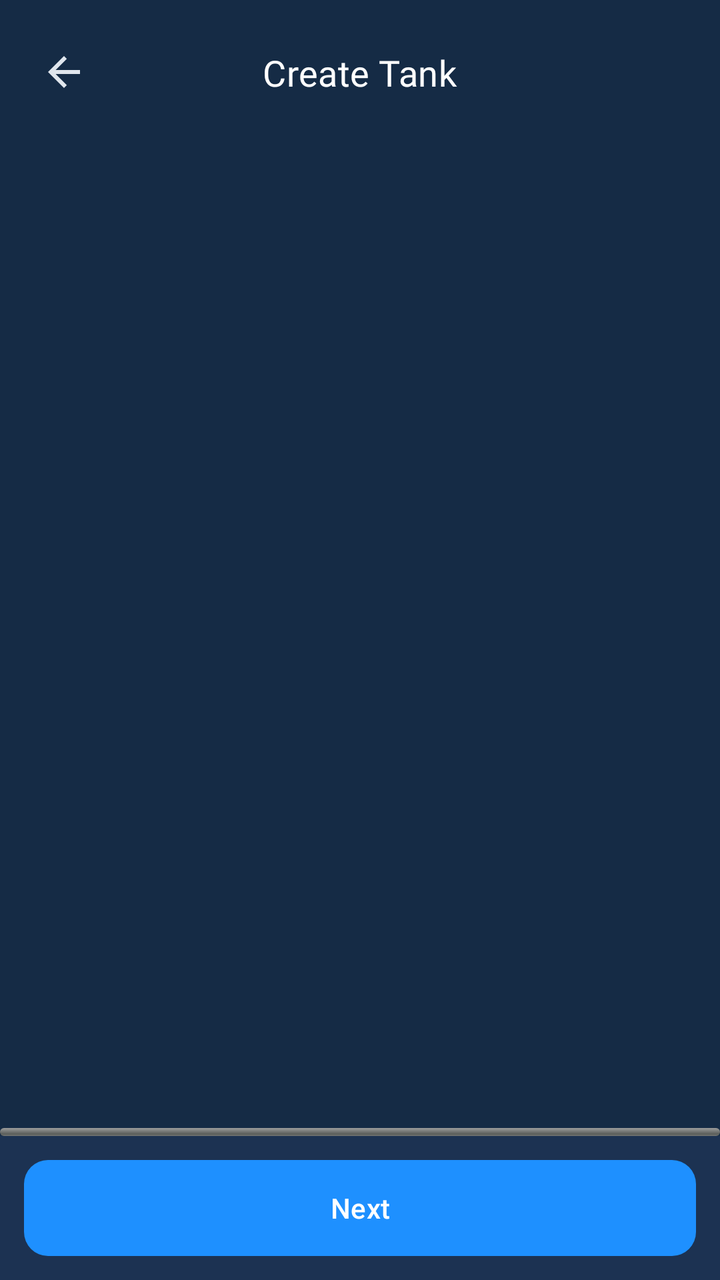
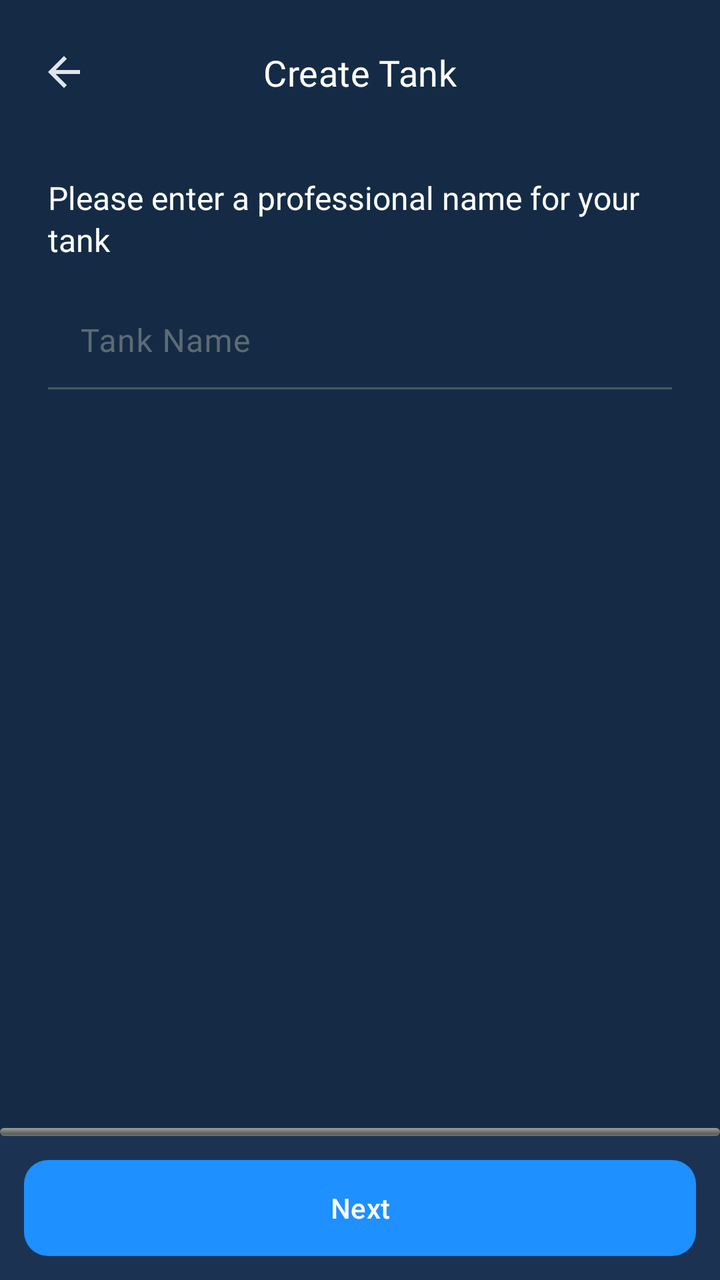

An Android layout rendered at two revisions. The XML below is the earlier revision; the diff shows what the commit changed to produce the second picture.
<!-- AndroidManifest.xml: application theme AppTheme -->
<!-- res/layout/fragment_create_tank.xml -->
<?xml version="1.0" encoding="utf-8"?>
<androidx.constraintlayout.widget.ConstraintLayout 
    xmlns:android="http://schemas.android.com/apk/res/android"
    xmlns:app="http://schemas.android.com/apk/res-auto"
    android:layout_width="match_parent"
    android:layout_height="match_parent"
    android:background="@color/background_color">

    
    <androidx.constraintlayout.widget.ConstraintLayout
        android:id="@+id/headerContainer"
        android:layout_width="match_parent"
        android:layout_height="wrap_content"
        android:paddingHorizontal="16dp"
        android:paddingTop="20dp"
        android:paddingBottom="12dp"
        android:background="@color/background_color"
        app:layout_constraintTop_toTopOf="parent">

        <ImageView
            android:id="@+id/btnBack"
            android:layout_width="32dp"
            android:layout_height="32dp"
            android:src="@drawable/ic_back"
            android:scaleType="center"
            app:tint="?attr/colorOnSurface"
            android:clickable="true"
            android:focusable="true"
            android:contentDescription="Back"
            app:layout_constraintBottom_toBottomOf="parent"
            app:layout_constraintStart_toStartOf="parent"
            app:layout_constraintTop_toTopOf="parent" />

        <TextView
            android:id="@+id/tvTitle"
            style="@style/TextAppearance.Aqua.StepTitle"
            android:layout_width="wrap_content"
            android:layout_height="wrap_content"
            android:text="Create Tank"
            android:importantForAccessibility="yes"
            app:layout_constraintTop_toTopOf="parent"
            app:layout_constraintBottom_toBottomOf="parent"
            app:layout_constraintStart_toStartOf="parent"
            app:layout_constraintEnd_toEndOf="parent" />
    </androidx.constraintlayout.widget.ConstraintLayout>

    
    <androidx.constraintlayout.widget.ConstraintLayout
        android:id="@+id/stepContainer"
        android:layout_width="0dp"
        android:layout_height="0dp"
        app:layout_constraintTop_toBottomOf="@id/headerContainer"
        app:layout_constraintBottom_toTopOf="@+id/bottomContainer"
        app:layout_constraintStart_toStartOf="parent"
        app:layout_constraintEnd_toEndOf="parent">

        
        <androidx.constraintlayout.widget.ConstraintLayout
            android:id="@+id/step1Layout"
            android:layout_width="0dp"
            android:layout_height="0dp"
            android:visibility="visible"
            app:layout_constraintTop_toTopOf="parent"
            app:layout_constraintBottom_toBottomOf="parent"
            app:layout_constraintStart_toStartOf="parent"
            app:layout_constraintEnd_toEndOf="parent"/>

        
        <androidx.constraintlayout.widget.ConstraintLayout
            android:id="@+id/step2Layout"
            android:layout_width="0dp"
            android:layout_height="0dp"
            android:visibility="gone"
            app:layout_constraintTop_toTopOf="parent"
            app:layout_constraintBottom_toBottomOf="parent"
            app:layout_constraintStart_toStartOf="parent"
            app:layout_constraintEnd_toEndOf="parent"/>

        
        <androidx.constraintlayout.widget.ConstraintLayout
            android:id="@+id/step3Layout"
            android:layout_width="0dp"
            android:layout_height="0dp"
            android:visibility="gone"
            app:layout_constraintTop_toTopOf="parent"
            app:layout_constraintBottom_toBottomOf="parent"
            app:layout_constraintStart_toStartOf="parent"
            app:layout_constraintEnd_toEndOf="parent"/>

        
        <androidx.constraintlayout.widget.ConstraintLayout
            android:id="@+id/step4Layout"
            android:layout_width="0dp"
            android:layout_height="0dp"
            android:visibility="gone"
            app:layout_constraintTop_toTopOf="parent"
            app:layout_constraintBottom_toBottomOf="parent"
            app:layout_constraintStart_toStartOf="parent"
            app:layout_constraintEnd_toEndOf="parent"/>

        
        <androidx.constraintlayout.widget.ConstraintLayout
            android:id="@+id/step5Layout"
            android:layout_width="0dp"
            android:layout_height="0dp"
            android:visibility="gone"
            app:layout_constraintTop_toTopOf="parent"
            app:layout_constraintBottom_toBottomOf="parent"
            app:layout_constraintStart_toStartOf="parent"
            app:layout_constraintEnd_toEndOf="parent"/>
    </androidx.constraintlayout.widget.ConstraintLayout>

<ProgressBar
    android:id="@+id/progressBar"
    style="@android:style/Widget.ProgressBar.Horizontal"
    android:layout_width="0dp"
    android:layout_height="4dp"
    android:progress="0"
    android:max="100"
    android:progressTint="#1FAA59"
    android:indeterminate="false"
    app:layout_constraintStart_toStartOf="parent"
    app:layout_constraintEnd_toEndOf="parent"
    app:layout_constraintBottom_toTopOf="@id/bottomContainer"
    android:layout_marginBottom="0dp" />


<LinearLayout
    android:id="@+id/bottomContainer"
    android:layout_width="0dp"
    android:layout_height="wrap_content"
    android:orientation="vertical"
    android:background="#1C3252"
    android:padding="12dp"
    app:layout_constraintBottom_toBottomOf="parent"
    app:layout_constraintStart_toStartOf="parent"
    app:layout_constraintEnd_toEndOf="parent">

    <com.google.android.material.button.MaterialButton
        android:id="@+id/btnNext"
        style="@style/Widget.Aqua.PrimaryButton"
        android:layout_width="match_parent"
        android:layout_height="48dp"
        android:text="Next"/>
</LinearLayout>
</androidx.constraintlayout.widget.ConstraintLayout>
<!-- resources referenced by this layout -->
<resources>
  <color name="background_color">#152B45</color>
  <!-- drawable ic_back (drawable) -->
  <?xml version="1.0" encoding="utf-8"?>
  <vector xmlns:android="http://schemas.android.com/apk/res/android"
      android:width="24dp"
      android:height="24dp"
      android:viewportWidth="24"
      android:viewportHeight="24">
  
      <path
          android:fillColor="@android:color/white"
          android:pathData="M20,11H7.83L13.42,5.41L12,4l-8,8 8,8 1.41,-1.41L7.83,13H20v-2z" />
  </vector>
  <style name="TextAppearance.Aqua.StepTitle" parent="TextAppearance.Material3.TitleMedium">
      <item name="fontFamily">@font/inter_regular</item>
      <item name="android:fontFamily">@font/inter_regular</item>
      <item name="android:textColor">@android:color/white</item>
      <item name="android:textSize">18sp</item>
  </style>
  <style name="Widget.Aqua.PrimaryButton" parent="Widget.Material3.Button">
      <item name="android:textColor">@android:color/white</item>
      <item name="cornerRadius">12dp</item>
      <item name="android:insetTop">0dp</item>
      <item name="android:insetBottom">0dp</item>
      <item name="android:paddingTop">12dp</item>
      <item name="android:paddingBottom">12dp</item>
      <item name="backgroundTint">@color/aqua_button_blue</item>
  </style>
  <style name="AppTheme" parent="Theme.Material3.DayNight.NoActionBar">
  
          
          <item name="colorPrimary">@color/md_theme_light_primary</item>
          <item name="colorOnPrimary">@color/md_theme_light_onPrimary</item>
          <item name="colorSecondary">@color/md_theme_light_secondary</item>
          <item name="colorOnSecondary">@color/md_theme_light_onSecondary</item>
  
          
          <item name="android:colorBackground">@color/md_theme_light_background</item>
          <item name="colorSurface">@color/md_theme_light_surface</item>
          <item name="colorOnSurface">@color/md_theme_light_onSurface</item>
  
          
          <item name="colorSurfaceVariant">@color/md_theme_light_surfaceVariant</item>
          <item name="colorOnSurfaceVariant">@color/md_theme_light_onSurfaceVariant</item>
          <item name="colorOutline">@color/md_theme_light_outline</item>
          <item name="colorOutlineVariant">@color/md_theme_light_outlineVariant</item>
          <item name="colorError">@color/md_theme_light_error</item>
          <item name="colorOnError">@color/md_theme_light_onError</item>
  
          
          <item name="android:statusBarColor">@android:color/transparent</item>
          <item name="android:navigationBarColor">@android:color/black</item>
  
          
          <item name="android:windowLightStatusBar">true</item>
          <item name="android:windowLightNavigationBar">true</item>
  
          
          <item name="windowActionBar">false</item>
          <item name="android:windowNoTitle">true</item>
      </style>
  <color name="aqua_button_blue">#1E90FF</color>
  <color name="md_theme_light_primary">#2196F3</color>
  <color name="md_theme_light_onPrimary">#FFFFFF</color>
  <color name="md_theme_light_secondary">#4A6363</color>
  <color name="md_theme_light_onSecondary">#FFFFFF</color>
  <color name="md_theme_light_background">#152B45</color>
  <color name="md_theme_light_surface">#152B45</color>
  <color name="md_theme_light_onSurface">#E0E6ED</color>
  <color name="md_theme_light_surfaceVariant">#233042</color>
  <color name="md_theme_light_onSurfaceVariant">#5C6B75</color>
  <color name="md_theme_light_outline">#455A64</color>
  <color name="md_theme_light_outlineVariant">#37474F</color>
  <color name="md_theme_light_error">#D32F2F</color>
  <color name="md_theme_light_onError">#FFFFFF</color>
</resources>

<!-- the commit's change to res/layout/fragment_create_tank.xml (unified diff, before → after) -->
@@ -55,15 +55,58 @@
         app:layout_constraintEnd_toEndOf="parent">
 
         
-        <androidx.constraintlayout.widget.ConstraintLayout
-            android:id="@+id/step1Layout"
-            android:layout_width="0dp"
-            android:layout_height="0dp"
-            android:visibility="visible"
-            app:layout_constraintTop_toTopOf="parent"
-            app:layout_constraintBottom_toBottomOf="parent"
-            app:layout_constraintStart_toStartOf="parent"
-            app:layout_constraintEnd_toEndOf="parent"/>
+<androidx.constraintlayout.widget.ConstraintLayout
+    android:id="@+id/step1Layout"
+    android:layout_width="0dp"
+    android:layout_height="0dp"
+    android:visibility="visible"
+    app:layout_constraintTop_toTopOf="parent"
+    app:layout_constraintBottom_toBottomOf="parent"
+    app:layout_constraintStart_toStartOf="parent"
+    app:layout_constraintEnd_toEndOf="parent"
+    android:padding="24dp">
+
+    
+    <TextView
+        android:id="@+id/tvStep1Title"
+        android:layout_width="0dp"
+        android:layout_height="wrap_content"
+        android:text="Please enter a professional name for your tank"
+        android:textColor="@android:color/white"
+        android:textSize="16sp"
+        android:lineSpacingExtra="2dp"
+        android:fontFamily="@font/inter_regular"
+        app:layout_constraintTop_toTopOf="parent"
+        app:layout_constraintStart_toStartOf="parent"
+        app:layout_constraintEnd_toEndOf="parent" />
+
+    
+    <com.google.android.material.textfield.TextInputLayout
+        android:id="@+id/tankNameInputLayout"
+        android:layout_width="0dp"
+        android:layout_height="wrap_content"
+        android:layout_marginTop="16dp"
+        android:hint="Tank Name"
+        app:boxBackgroundMode="filled"
+        app:boxCornerRadiusTopStart="8dp"
+        app:boxCornerRadiusTopEnd="8dp"
+        app:boxCornerRadiusBottomStart="8dp"
+        app:boxCornerRadiusBottomEnd="8dp"
+        app:layout_constraintTop_toBottomOf="@id/tvStep1Title"
+        app:layout_constraintStart_toStartOf="parent"
+        app:layout_constraintEnd_toEndOf="parent">
+
+        <com.google.android.material.textfield.TextInputEditText
+            android:id="@+id/etTankName"
+            android:layout_width="match_parent"
+            android:layout_height="48dp"
+            android:inputType="textCapWords"
+            android:textColor="@android:color/white"
+            android:hintTextColor="@android:color/darker_gray"
+            android:fontFamily="@font/inter_regular"/>
+    </com.google.android.material.textfield.TextInputLayout>
+
+</androidx.constraintlayout.widget.ConstraintLayout>
 
         
         <androidx.constraintlayout.widget.ConstraintLayout
@@ -110,6 +153,7 @@
             app:layout_constraintEnd_toEndOf="parent"/>
     </androidx.constraintlayout.widget.ConstraintLayout>
 
+ 
 <ProgressBar
     android:id="@+id/progressBar"
     style="@android:style/Widget.ProgressBar.Horizontal"
@@ -121,8 +165,7 @@
     android:indeterminate="false"
     app:layout_constraintStart_toStartOf="parent"
     app:layout_constraintEnd_toEndOf="parent"
-    app:layout_constraintBottom_toTopOf="@id/bottomContainer"
-    android:layout_marginBottom="0dp" />
+    app:layout_constraintBottom_toTopOf="@id/bottomContainer" />
 
 
 <LinearLayout
@@ -136,6 +179,7 @@
     app:layout_constraintStart_toStartOf="parent"
     app:layout_constraintEnd_toEndOf="parent">
 
+    
     <com.google.android.material.button.MaterialButton
         android:id="@+id/btnNext"
         style="@style/Widget.Aqua.PrimaryButton"
@@ -143,4 +187,5 @@
         android:layout_height="48dp"
         android:text="Next"/>
 </LinearLayout>
+
 </androidx.constraintlayout.widget.ConstraintLayout>
<!-- resource entries referenced after the edit -->
@@ -13,11 +13,12 @@
           android:fillColor="@android:color/white"
           android:pathData="M20,11H7.83L13.42,5.41L12,4l-8,8 8,8 1.41,-1.41L7.83,13H20v-2z" />
   </vector>
-  <style name="TextAppearance.Aqua.StepTitle" parent="TextAppearance.Material3.TitleMedium">
+  <style name="TextAppearance.Aqua.StepTitle" parent="TextAppearance.Material3.TitleSmall">
       <item name="fontFamily">@font/inter_regular</item>
       <item name="android:fontFamily">@font/inter_regular</item>
       <item name="android:textColor">@android:color/white</item>
       <item name="android:textSize">18sp</item>
+      <item name="android:lineHeight">20sp</item> 
   </style>
   <style name="Widget.Aqua.PrimaryButton" parent="Widget.Material3.Button">
       <item name="android:textColor">@android:color/white</item>
